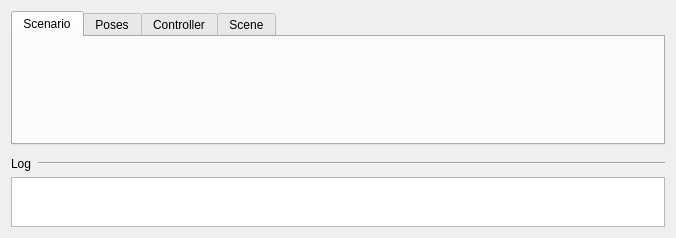
Old version of the form ui/giskardsimpanel.ui in the repository ARoefer/giskard_ide.
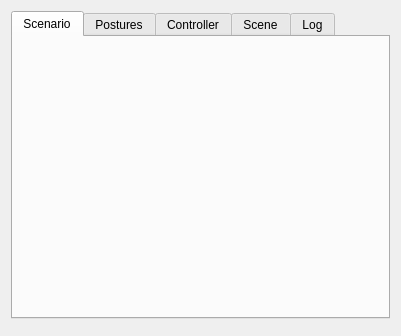
New version of the form. The open tabs and pages were chosen to show the change. Custom widgets are drawn as their Qt base class.

Commit message: :bug: Fixed layout somewhat

```diff
--- a/ui/giskardsimpanel.ui
+++ b/ui/giskardsimpanel.ui
@@ -6,8 +6,8 @@
    <rect>
     <x>0</x>
     <y>0</y>
-    <width>676</width>
-    <height>238</height>
+    <width>401</width>
+    <height>336</height>
    </rect>
   </property>
   <property name="sizePolicy">
@@ -83,8 +83,34 @@
            </item>
           </layout>
          </item>
+         <item>
+          <spacer name="verticalSpacer">
+           <property name="orientation">
+            <enum>Qt::Vertical</enum>
+           </property>
+           <property name="sizeHint" stdset="0">
+            <size>
+             <width>20</width>
+             <height>0</height>
+            </size>
+           </property>
+          </spacer>
+         </item>
         </layout>
        </item>
+       <item>
+        <spacer name="horizontalSpacer">
+         <property name="orientation">
+          <enum>Qt::Horizontal</enum>
+         </property>
+         <property name="sizeHint" stdset="0">
+          <size>
+           <width>0</width>
+           <height>20</height>
+          </size>
+         </property>
+        </spacer>
+       </item>
       </layout>
      </widget>
      <widget class="giskard_sim::PosesWidget" name="posesWidget">
@@ -95,7 +121,7 @@
        </sizepolicy>
       </property>
       <attribute name="title">
-       <string>Poses</string>
+       <string>Postures</string>
       </attribute>
      </widget>
      <widget class="giskard_sim::ControllerWidget" name="controllerWidget">
@@ -120,6 +146,11 @@
        <string>Scene</string>
       </attribute>
      </widget>
+     <widget class="QTextEdit" name="teLog">
+      <attribute name="title">
+       <string>Log</string>
+      </attribute>
+     </widget>
     </widget>
    </item>
    <item>
@@ -132,64 +163,6 @@
      </property>
     </widget>
    </item>
-   <item>
-    <layout class="QHBoxLayout" name="horizontalLayout">
-     <item>
-      <widget class="QLabel" name="label">
-       <property name="sizePolicy">
-        <sizepolicy hsizetype="Preferred" vsizetype="Preferred">
-         <horstretch>0</horstretch>
-         <verstretch>0</verstretch>
-        </sizepolicy>
-       </property>
-       <property name="text">
-        <string>Log</string>
-       </property>
-      </widget>
-     </item>
-     <item>
-      <widget class="Line" name="line">
-       <property name="sizePolicy">
-        <sizepolicy hsizetype="MinimumExpanding" vsizetype="Fixed">
-         <horstretch>0</horstretch>
-         <verstretch>0</verstretch>
-        </sizepolicy>
-       </property>
-       <property name="orientation">
-        <enum>Qt::Horizontal</enum>
-       </property>
-      </widget>
-     </item>
-    </layout>
-   </item>
-   <item>
-    <widget class="QTextEdit" name="teLog">
-     <property name="sizePolicy">
-      <sizepolicy hsizetype="Minimum" vsizetype="Minimum">
-       <horstretch>0</horstretch>
-       <verstretch>0</verstretch>
-      </sizepolicy>
-     </property>
-     <property name="minimumSize">
-      <size>
-       <width>0</width>
-       <height>0</height>
-      </size>
-     </property>
-     <property name="maximumSize">
-      <size>
-       <width>16777215</width>
-       <height>50</height>
-      </size>
-     </property>
-     <property name="horizontalScrollBarPolicy">
-      <enum>Qt::ScrollBarAlwaysOff</enum>
-     </property>
-     <property name="readOnly">
-      <bool>true</bool>
-     </property>
-    </widget>
-   </item>
   </layout>
  </widget>
  <customwidgets>
@@ -199,12 +172,6 @@
    <header>giskard_sim/pose_tree_widget.h</header>
    <container>1</container>
   </customwidget>
-  <customwidget>
-   <class>giskard_sim::SimControls</class>
-   <extends>QWidget</extends>
-   <header>giskard_sim/simcontrols.h</header>
-   <container>1</container>
-  </customwidget>
   <customwidget>
    <class>giskard_sim::ScenarioInfo</class>
    <extends>QWidget</extends>
@@ -229,6 +196,12 @@
    <header>giskard_sim/scene_widget.h</header>
    <container>1</container>
   </customwidget>
+  <customwidget>
+   <class>giskard_sim::SimControls</class>
+   <extends>QWidget</extends>
+   <header>giskard_sim/simcontrols.h</header>
+   <container>1</container>
+  </customwidget>
  </customwidgets>
  <resources/>
  <connections/>
```
Left out of the diff: 6 changed lines with no effect on the pictures. The commit also changes 12 other files.
